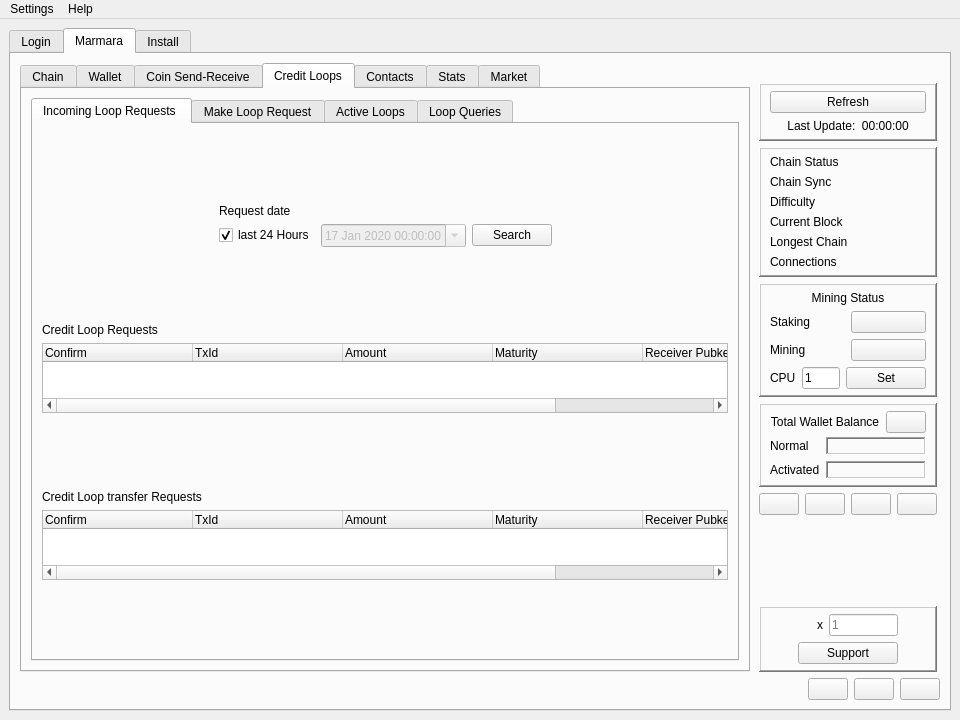
Old version of the form src/main/python/qtguidesign.ui in the repository marmarachain/marmara-connector.
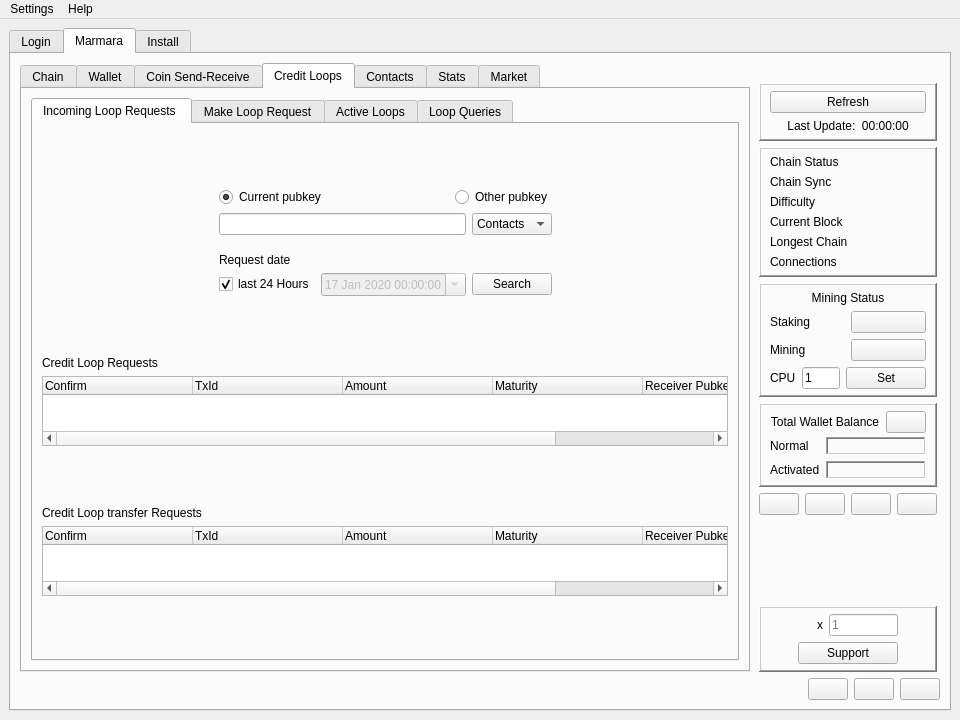
New version of the form. The open tabs and pages were chosen to show the change.

Commit message: [fix] translation typo fixed. Market coinpaprika api url fixed. [add] In incoming loop request tab, searching for other pubkey feature added.

The edit to the form file:
```diff
--- a/src/main/python/qtguidesign.ui
+++ b/src/main/python/qtguidesign.ui
@@ -2980,50 +2980,47 @@
                 </item>
                 <item>
                  <layout class="QGridLayout" name="receivedloop_searchlimit_Layout">
-                  <item row="1" column="2">
-                   <widget class="QDateTimeEdit" name="request_dateTimeEdit">
-                    <property name="enabled">
-                     <bool>false</bool>
-                    </property>
-                    <property name="minimumDate">
-                     <date>
-                      <year>2020</year>
-                      <month>1</month>
-                      <day>17</day>
-                     </date>
-                    </property>
-                    <property name="calendarPopup">
-                     <bool>true</bool>
-                    </property>
-                   </widget>
-                  </item>
-                  <item row="1" column="3">
-                   <widget class="QPushButton" name="looprequest_search_button">
-                    <property name="sizePolicy">
-                     <sizepolicy hsizetype="Maximum" vsizetype="Maximum">
-                      <horstretch>0</horstretch>
-                      <verstretch>0</verstretch>
-                     </sizepolicy>
-                    </property>
-                    <property name="text">
-                     <string>Search</string>
-                    </property>
-                   </widget>
-                  </item>
                   <item row="0" column="1" colspan="3">
-                   <widget class="QLabel" name="requestdate_label">
-                    <property name="sizePolicy">
-                     <sizepolicy hsizetype="Expanding" vsizetype="Preferred">
-                      <horstretch>0</horstretch>
-                      <verstretch>0</verstretch>
-                     </sizepolicy>
+                   <layout class="QHBoxLayout" name="horizontalLayout_14">
+                    <property name="bottomMargin">
+                     <number>0</number>
                     </property>
-                    <property name="text">
-                     <string>Request date</string>
-                    </property>
-                   </widget>
+                    <item>
+                     <widget class="QRadioButton" name="looprequest_currentpk_radioButton">
+                      <property name="text">
+                       <string>Current pubkey</string>
+                      </property>
+                      <property name="checked">
+                       <bool>true</bool>
+                      </property>
+                     </widget>
+                    </item>
+                    <item>
+                     <spacer name="horizontalSpacer_15">
+                      <property name="orientation">
+                       <enum>Qt::Horizontal</enum>
+                      </property>
+                      <property name="sizeHint" stdset="0">
+                       <size>
+                        <width>40</width>
+                        <height>20</height>
+                       </size>
+                      </property>
+                     </spacer>
+                    </item>
+                    <item>
+                     <widget class="QRadioButton" name="looprequest_otherpk_radioButton">
+                      <property name="layoutDirection">
+                       <enum>Qt::LeftToRight</enum>
+                      </property>
+                      <property name="text">
+                       <string>Other pubkey</string>
+                      </property>
+                     </widget>
+                    </item>
+                   </layout>
                   </item>
-                  <item row="1" column="1">
+                  <item row="3" column="1">
                    <widget class="QCheckBox" name="request_date_checkBox">
                     <property name="enabled">
                      <bool>true</bool>
@@ -3039,7 +3036,36 @@
                     </property>
                    </widget>
                   </item>
-                  <item row="0" column="0" rowspan="2">
+                  <item row="1" column="3">
+                   <widget class="QComboBox" name="contactpk_otherpk_looprequest_comboBox">
+                    <item>
+                     <property name="text">
+                      <string>Contacts</string>
+                     </property>
+                    </item>
+                   </widget>
+                  </item>
+                  <item row="3" column="2">
+                   <widget class="QDateTimeEdit" name="request_dateTimeEdit">
+                    <property name="enabled">
+                     <bool>false</bool>
+                    </property>
+                    <property name="minimumDate">
+                     <date>
+                      <year>2020</year>
+                      <month>1</month>
+                      <day>17</day>
+                     </date>
+                    </property>
+                    <property name="calendarPopup">
+                     <bool>true</bool>
+                    </property>
+                   </widget>
+                  </item>
+                  <item row="1" column="1" colspan="2">
+                   <widget class="QLineEdit" name="looprequest_otherpk_lineEdit"/>
+                  </item>
+                  <item row="0" column="0" rowspan="4">
                    <spacer name="horizontalSpacer_37">
                     <property name="orientation">
                      <enum>Qt::Horizontal</enum>
@@ -3052,7 +3078,7 @@
                     </property>
                    </spacer>
                   </item>
-                  <item row="0" column="4" rowspan="2">
+                  <item row="0" column="4" rowspan="4">
                    <spacer name="horizontalSpacer_39">
                     <property name="orientation">
                      <enum>Qt::Horizontal</enum>
@@ -3065,6 +3091,45 @@
                     </property>
                    </spacer>
                   </item>
+                  <item row="3" column="3">
+                   <widget class="QPushButton" name="looprequest_search_button">
+                    <property name="sizePolicy">
+                     <sizepolicy hsizetype="Maximum" vsizetype="Maximum">
+                      <horstretch>0</horstretch>
+                      <verstretch>0</verstretch>
+                     </sizepolicy>
+                    </property>
+                    <property name="text">
+                     <string>Search</string>
+                    </property>
+                   </widget>
+                  </item>
+                  <item row="2" column="1" colspan="3">
+                   <layout class="QHBoxLayout" name="horizontalLayout_15">
+                    <property name="topMargin">
+                     <number>12</number>
+                    </property>
+                    <item>
+                     <widget class="QLabel" name="requestdate_label">
+                      <property name="sizePolicy">
+                       <sizepolicy hsizetype="Expanding" vsizetype="Preferred">
+                        <horstretch>0</horstretch>
+                        <verstretch>0</verstretch>
+                       </sizepolicy>
+                      </property>
+                      <property name="frameShape">
+                       <enum>QFrame::NoFrame</enum>
+                      </property>
+                      <property name="frameShadow">
+                       <enum>QFrame::Raised</enum>
+                      </property>
+                      <property name="text">
+                       <string>Request date</string>
+                      </property>
+                     </widget>
+                    </item>
+                   </layout>
+                  </item>
                  </layout>
                 </item>
                 <item>
```
Left out of the diff: 8 changed lines with no effect on the pictures. The commit also changes 6 other files.
